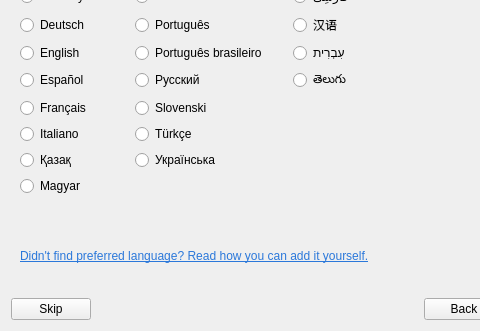
First picture: the form in src/bin/scenarist-desktop/UserInterfaceLayer/Onboarding/OnboardingView.ui, repository dimkanovikov/KITScenarist, before the edit; both pictures show x 0 to 480 and y 114 to 445 of the 601 by 445 pixel window.
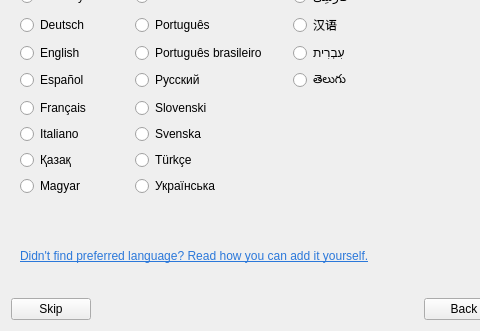
Second picture: the form after the edit. Custom widgets are drawn as their Qt base class.

Commit message: Added Swedish translation

Patch:
```diff
--- a/src/bin/scenarist-desktop/UserInterfaceLayer/Onboarding/OnboardingView.ui
+++ b/src/bin/scenarist-desktop/UserInterfaceLayer/Onboarding/OnboardingView.ui
@@ -120,13 +120,6 @@
          </property>
         </spacer>
        </item>
-       <item row="9" column="1">
-        <widget class="QRadioButton" name="ukrainian">
-         <property name="text">
-          <string notr="true">Українська</string>
-         </property>
-        </widget>
-       </item>
        <item row="6" column="2">
         <widget class="QRadioButton" name="telugu">
          <property name="text">
@@ -204,16 +197,6 @@
          </property>
         </widget>
        </item>
-       <item row="8" column="1">
-        <widget class="QRadioButton" name="turkish">
-         <property name="text">
-          <string notr="true">Türkçe</string>
-         </property>
-         <property name="checked">
-          <bool>false</bool>
-         </property>
-        </widget>
-       </item>
        <item row="18" column="0">
         <spacer name="verticalSpacer">
          <property name="orientation">
@@ -301,6 +284,33 @@
          </property>
         </widget>
        </item>
+       <item row="10" column="1">
+        <widget class="QRadioButton" name="ukrainian">
+         <property name="text">
+          <string notr="true">Українська</string>
+         </property>
+        </widget>
+       </item>
+       <item row="9" column="1">
+        <widget class="QRadioButton" name="turkish">
+         <property name="text">
+          <string notr="true">Türkçe</string>
+         </property>
+         <property name="checked">
+          <bool>false</bool>
+         </property>
+        </widget>
+       </item>
+       <item row="8" column="1">
+        <widget class="QRadioButton" name="swedish">
+         <property name="text">
+          <string notr="true">Svenska</string>
+         </property>
+         <property name="checked">
+          <bool>false</bool>
+         </property>
+        </widget>
+       </item>
       </layout>
      </widget>
      <widget class="QWidget" name="themePage">
```
Left out of the diff: 9 changed lines with no effect on the pictures. The commit also changes 7 other files.
